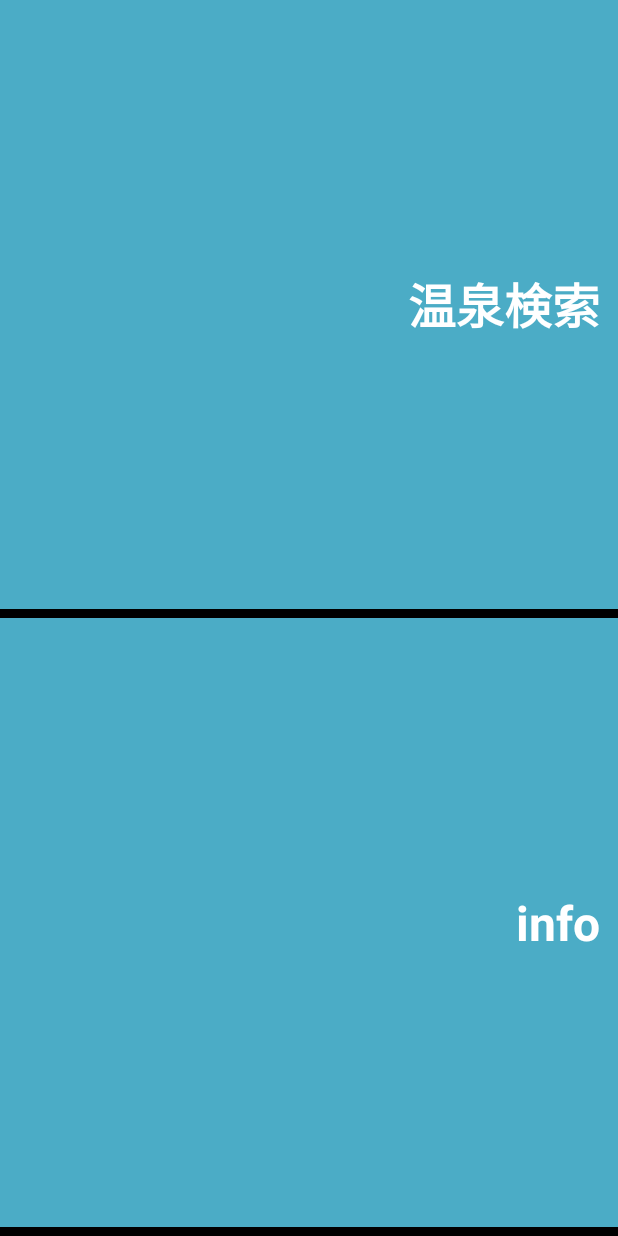
After one commit to android-session/onsen-search-app, an Android app: the layout app_top_fragment.xml on its own in the app's theme, with its tools: preview values and no code run, on a phone screen of 412 x 824 dp. The commit adds this screen. Run offline under Robolectric (Android 15) with nearby library versions, the phone set to English and light mode, and no system bars.

Commit message:
appTop added

```diff
--- /dev/null
+++ b/app/src/main/res/drawable/app_top_item_selector.xml
@@ -0,0 +1,13 @@
+<?xml version="1.0" encoding="utf-8"?>
+<selector xmlns:android="http://schemas.android.com/apk/res/android">
+    <item android:state_pressed="true"
+        android:drawable="@color/item_highlight_color" />
+    <item android:state_focused="true" android:state_enabled="true"
+        android:drawable="@color/item_highlight_color" />
+    <item android:state_enabled="true"
+        android:drawable="@color/app_top_item_bg_color" />
+    <item android:state_focused="true"
+        android:drawable="@color/item_highlight_color" />
+    <item
+        android:drawable="@color/item_gray_out_color" />
+</selector>
--- /dev/null
+++ b/app/src/main/res/layout/app_top_fragment.xml
@@ -0,0 +1,56 @@
+ <LinearLayout
+     xmlns:android="http://schemas.android.com/apk/res/android"
+     android:orientation="vertical"
+     android:layout_width="match_parent"
+     android:layout_height="match_parent">
+
+    <LinearLayout
+        android:id="@+id/onsen_search"
+        android:orientation="horizontal"
+        android:layout_width="match_parent"
+        android:layout_height="0dp"
+        android:layout_weight="1"
+        android:background="@drawable/app_top_item_selector"
+        android:gravity="center_vertical">
+
+        <TextView
+            android:layout_width="match_parent"
+            android:layout_height="match_parent"
+            android:layout_marginRight="@dimen/default_margin_middle"
+            android:gravity="center_vertical|right"
+            android:textSize="@dimen/title_text_size"
+            android:textColor="@color/white"
+            android:text="@string/onsen_search_title"
+            android:textStyle="bold" />
+    </LinearLayout>
+
+    <View
+        android:layout_width="match_parent"
+        android:layout_height="@dimen/thick_divider_size"
+        android:background="@color/black" />
+    <LinearLayout
+        android:id="@+id/info"
+        android:orientation="horizontal"
+        android:layout_width="match_parent"
+        android:layout_height="0dp"
+        android:layout_weight="1"
+        android:background="@drawable/app_top_item_selector"
+        android:gravity="center_vertical">
+
+        <TextView
+            android:layout_width="match_parent"
+            android:layout_height="match_parent"
+            android:layout_marginRight="@dimen/default_margin_middle"
+            android:gravity="center_vertical|right"
+            android:textSize="@dimen/title_text_size"
+            android:textColor="@color/white"
+            android:text="@string/info"
+            android:textStyle="bold" />
+    </LinearLayout>
+
+    <View
+        android:layout_width="match_parent"
+        android:layout_height="@dimen/thick_divider_size"
+        android:background="@color/black" />
+
+ </LinearLayout>
--- a/app/src/main/res/values/colors.xml
+++ b/app/src/main/res/values/colors.xml
@@ -3,4 +3,17 @@
     <color name="colorPrimary">#3F51B5</color>
     <color name="colorPrimaryDark">#303F9F</color>
     <color name="colorAccent">#FF4081</color>
+    <color name="white">#FFFFFFFF</color>
+    <color name="black">#FF000000</color>
+    <color name="red">#ff0000</color>
+    <color name="pink">#ff80ff</color>
+    <color name="orange">#ffa500</color>
+    <color name="yellow">#FFFF00</color>
+    <color name="dialog_title_color">#FF4BACC6</color>
+    <color name="main_bg_color">#FF0070C2</color>
+    <color name="item_gray_out_color">#FFAAAAAA</color>
+    <color name="item_highlight_color">#FFDDDDDD</color>
+    <color name="app_top_item_bg_color">#FF4BACC6</color>
+    <color name="settings_main_item_bg_color">#FFFFC100</color>
+    <color name="qr_reader_item_bg_color">#FFF3F3F3</color>
 </resources>
--- a/app/src/main/res/values/strings.xml
+++ b/app/src/main/res/values/strings.xml
@@ -1,3 +1,5 @@
 <resources>
     <string name="app_name">onsen-search</string>
+    <string name="onsen_search_title">温泉検索</string>
+    <string name="info">info</string>
 </resources>
```
Also changed, not shown: app/src/main/java/android_session/com/onsen_search/activity/MainActivity.java (+6 -1 lines), app/src/main/java/android_session/com/onsen_search/fragment/AppTopFragment.java (added, +33 -0 lines), app/src/main/java/android_session/com/onsen_search/fragment/BaseFragment.java (+44 -1 lines), app/src/main/res/layout/activity_main.xml (+4 -4 lines), app/src/main/res/values/dimens.xml (added, +42 -0 lines).
